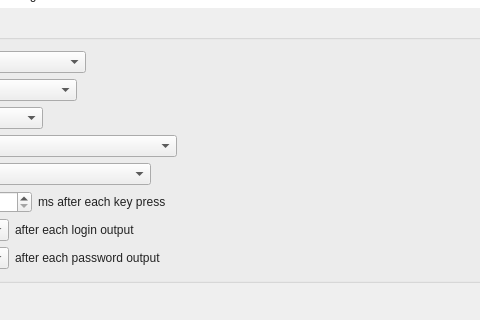
Old version of the form src/MainWindow.ui in the repository mooltipass/moolticute; both pictures show x 284 to 764 and y 129 to 449 of the 946 by 638 pixel window.
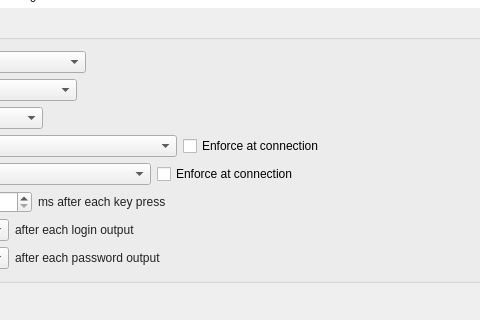
New version of the form. The open tabs and pages were chosen to show the change. Icons and pictures are not drawn. Custom widgets are drawn as their Qt base class.

Commit message: [BLE] Add temp keyboard layout command, add enforce layout checkboxes and store values in QSettings

What changed in the file:
```diff
--- a/src/MainWindow.ui
+++ b/src/MainWindow.ui
@@ -776,6 +776,13 @@
                     </property>
                    </widget>
                   </item>
+                  <item>
+                   <widget class="QCheckBox" name="checkBoxEnforceBTLayout">
+                    <property name="text">
+                     <string>Enforce at connection</string>
+                    </property>
+                   </widget>
+                  </item>
                   <item>
                    <spacer name="horizontalSpacer_51">
                     <property name="orientation">
@@ -827,6 +834,13 @@
                     </property>
                    </widget>
                   </item>
+                  <item>
+                   <widget class="QCheckBox" name="checkBoxEnforceUSBLayout">
+                    <property name="text">
+                     <string>Enforce at connection</string>
+                    </property>
+                   </widget>
+                  </item>
                   <item>
                    <spacer name="horizontalSpacer_50">
                     <property name="orientation">
```
Left out of the diff: 2 changed lines with no effect on the pictures. The commit also changes 7 other files.
